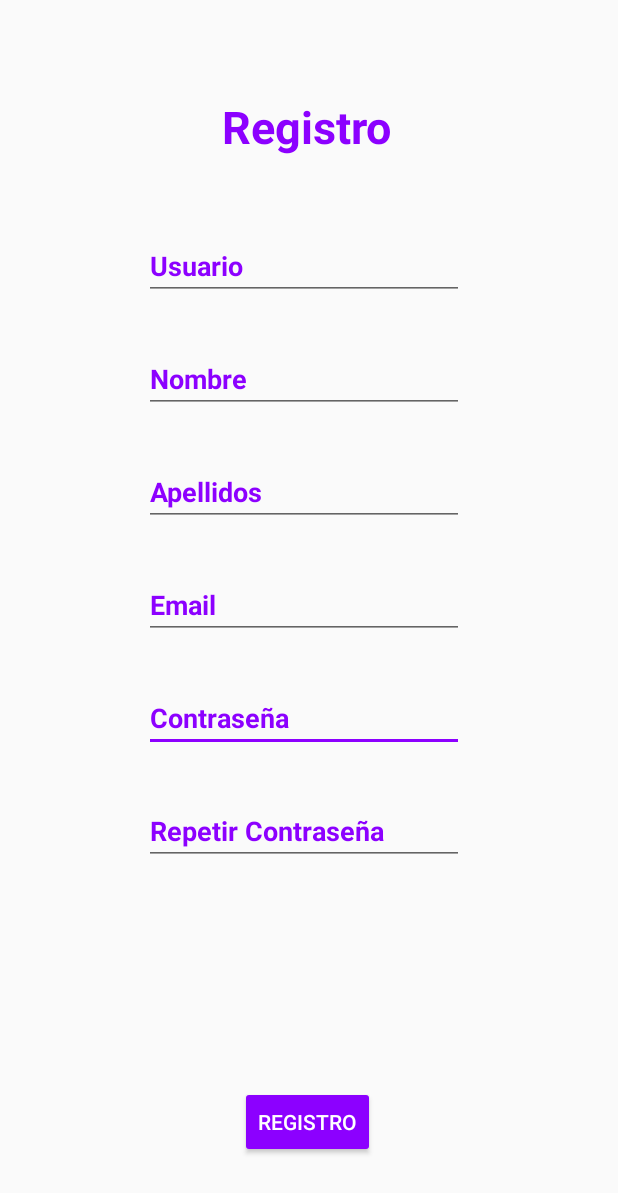
After one commit to frankrb/Evoy, an Android app: the layout activity_registro.xml on its own in the app's theme, with its tools: preview values and no code run, on a phone screen of 412 x 824 dp. The commit adds this screen. Shown: the top 1193 px of the screen. Run offline under Robolectric (Android 15) with nearby library versions, the phone set to English and light mode, and no system bars.

Commit message:
Actividades y clases.

```diff
--- a/app/build.gradle
+++ b/app/build.gradle
@@ -22,7 +22,11 @@ dependencies {
     implementation fileTree(dir: 'libs', include: ['*.jar'])
     implementation 'com.android.support:appcompat-v7:28.0.0'
     implementation 'com.android.support.constraint:constraint-layout:1.1.3'
+    implementation 'com.android.support:design:28.0.0'
     testImplementation 'junit:junit:4.12'
     androidTestImplementation 'com.android.support.test:runner:1.0.2'
     androidTestImplementation 'com.android.support.test.espresso:espresso-core:3.0.2'
+    implementation('com.googlecode.json-simple:json-simple:1.1.1') {
+        exclude group: 'junit', module: 'junit'
+    }
 }
--- a/app/src/main/java/com/example/evoy/MainActivity.java
+++ b/app/src/main/java/com/example/evoy/Registro.java
@@ -3,11 +3,11 @@ package com.example.evoy;
 import android.support.v7.app.AppCompatActivity;
 import android.os.Bundle;
 
-public class MainActivity extends AppCompatActivity {
+public class Registro extends AppCompatActivity {
 
     @Override
     protected void onCreate(Bundle savedInstanceState) {
         super.onCreate(savedInstanceState);
-        setContentView(R.layout.activity_main);
+        setContentView(R.layout.activity_registro);
     }
 }
--- a/app/src/main/res/drawable/ic_launcher_background.xml
+++ b/app/src/main/res/drawable/ic_launcher_background.xml
@@ -5,7 +5,7 @@
     android:viewportWidth="108"
     android:viewportHeight="108">
     <path
-        android:fillColor="#008577"
+        android:fillColor="#FFF200"
         android:pathData="M0,0h108v108h-108z" />
     <path
         android:fillColor="#00000000"
--- a/app/src/main/res/layout/activity_main.xml
+++ b/app/src/main/res/layout/activity_main.xml
@@ -4,7 +4,7 @@
     xmlns:tools="http://schemas.android.com/tools"
     android:layout_width="match_parent"
     android:layout_height="match_parent"
-    tools:context=".MainActivity">
+    tools:context=".Evoy">
 
     <TextView
         android:layout_width="wrap_content"
--- /dev/null
+++ b/app/src/main/res/layout/activity_registro.xml
@@ -0,0 +1,117 @@
+<?xml version="1.0" encoding="utf-8"?>
+<android.support.constraint.ConstraintLayout xmlns:android="http://schemas.android.com/apk/res/android"
+    xmlns:app="http://schemas.android.com/apk/res-auto"
+    xmlns:tools="http://schemas.android.com/tools"
+    android:layout_width="match_parent"
+    android:layout_height="match_parent"
+    tools:context=".Registro">
+
+    <EditText
+        android:id="@+id/contrar"
+        android:layout_width="wrap_content"
+        android:layout_height="wrap_content"
+        android:layout_marginStart="96dp"
+        android:layout_marginTop="30dp"
+        android:ems="10"
+        android:inputType="textPersonName"
+        android:text="Contraseña"
+        android:textColor="@color/colorAccent"
+        android:textStyle="bold"
+        app:layout_constraintStart_toStartOf="parent"
+        app:layout_constraintTop_toBottomOf="@+id/emailr" />
+
+    <EditText
+        android:id="@+id/recontra"
+        android:layout_width="wrap_content"
+        android:layout_height="wrap_content"
+        android:layout_marginStart="96dp"
+        android:layout_marginTop="30dp"
+        android:ems="10"
+        android:inputType="textPersonName"
+        android:text="Repetir Contraseña"
+        android:textColor="@color/colorAccent"
+        android:textStyle="bold"
+        app:layout_constraintStart_toStartOf="parent"
+        app:layout_constraintTop_toBottomOf="@+id/contrar" />
+
+    <EditText
+        android:id="@+id/apellidosr"
+        android:layout_width="wrap_content"
+        android:layout_height="wrap_content"
+        android:layout_marginStart="96dp"
+        android:layout_marginTop="30dp"
+        android:ems="10"
+        android:inputType="textPersonName"
+        android:text="Apellidos"
+        android:textColor="@color/colorAccent"
+        android:textStyle="bold"
+        app:layout_constraintStart_toStartOf="parent"
+        app:layout_constraintTop_toBottomOf="@+id/nombrer" />
+
+    <EditText
+        android:id="@+id/emailr"
+        android:layout_width="wrap_content"
+        android:layout_height="wrap_content"
+        android:layout_marginStart="96dp"
+        android:layout_marginTop="30dp"
+        android:ems="10"
+        android:inputType="textPersonName"
+        android:text="Email"
+        android:textColor="@color/colorAccent"
+        android:textStyle="bold"
+        app:layout_constraintStart_toStartOf="parent"
+        app:layout_constraintTop_toBottomOf="@+id/apellidosr" />
+
+    <TextView
+        android:id="@+id/textView2"
+        android:layout_width="wrap_content"
+        android:layout_height="wrap_content"
+        android:layout_marginStart="148dp"
+        android:layout_marginTop="64dp"
+        android:text="Registro"
+        android:textColor="@color/colorAccent"
+        android:textSize="30sp"
+        android:textStyle="bold"
+        app:layout_constraintStart_toStartOf="parent"
+        app:layout_constraintTop_toTopOf="parent" />
+
+    <Button
+        android:id="@+id/registro2"
+        android:layout_width="wrap_content"
+        android:layout_height="wrap_content"
+        android:layout_marginStart="160dp"
+        android:layout_marginBottom="52dp"
+        android:backgroundTint="@color/colorAccent"
+        android:text="Registro"
+        android:textColor="@color/colorPrimary"
+        app:layout_constraintBottom_toBottomOf="parent"
+        app:layout_constraintStart_toStartOf="parent" />
+
+    <EditText
+        android:id="@+id/usuarior"
+        android:layout_width="wrap_content"
+        android:layout_height="wrap_content"
+        android:layout_marginStart="96dp"
+        android:layout_marginTop="50dp"
+        android:ems="10"
+        android:inputType="textPersonName"
+        android:text="Usuario"
+        android:textColor="@color/colorAccent"
+        android:textStyle="bold"
+        app:layout_constraintStart_toStartOf="parent"
+        app:layout_constraintTop_toBottomOf="@+id/textView2" />
+
+    <EditText
+        android:id="@+id/nombrer"
+        android:layout_width="wrap_content"
+        android:layout_height="wrap_content"
+        android:layout_marginStart="96dp"
+        android:layout_marginTop="30dp"
+        android:ems="10"
+        android:inputType="textPersonName"
+        android:text="Nombre"
+        android:textColor="@color/colorAccent"
+        android:textStyle="bold"
+        app:layout_constraintStart_toStartOf="parent"
+        app:layout_constraintTop_toBottomOf="@+id/usuarior" />
+</android.support.constraint.ConstraintLayout>
--- a/app/src/main/res/values/colors.xml
+++ b/app/src/main/res/values/colors.xml
@@ -1,6 +1,6 @@
 <?xml version="1.0" encoding="utf-8"?>
 <resources>
-    <color name="colorPrimary">#008577</color>
+    <color name="colorPrimary">#FFFFFF</color>
     <color name="colorPrimaryDark">#00574B</color>
-    <color name="colorAccent">#D81B60</color>
+    <color name="colorAccent">#8C00FF</color>
 </resources>
--- /dev/null
+++ b/app/src/main/res/values/dimens.xml
@@ -0,0 +1,5 @@
+<resources>
+    <!-- Default screen margins, per the Android Design guidelines. -->
+    <dimen name="activity_horizontal_margin">16dp</dimen>
+    <dimen name="activity_vertical_margin">16dp</dimen>
+</resources>
```
Also changed, not shown: app/src/main/AndroidManifest.xml (+9 -1 lines), app/src/main/java/com/example/evoy/Evoy.java (added, +15 -0 lines), app/src/main/java/com/example/evoy/GeneradorConexionesSeguras.java (added, +72 -0 lines), app/src/main/java/com/example/evoy/Login.java (added, +13 -0 lines), app/src/main/java/com/example/evoy/conexionBDWebService.java (added, +200 -0 lines), app/src/main/java/com/example/evoy/controladorBDWebService.java (added, +148 -0 lines), app/src/main/res/layout/activity_login2.xml (added, +73 -0 lines), app/src/main/res/values/strings.xml (+13 -0 lines), 1 other file.
